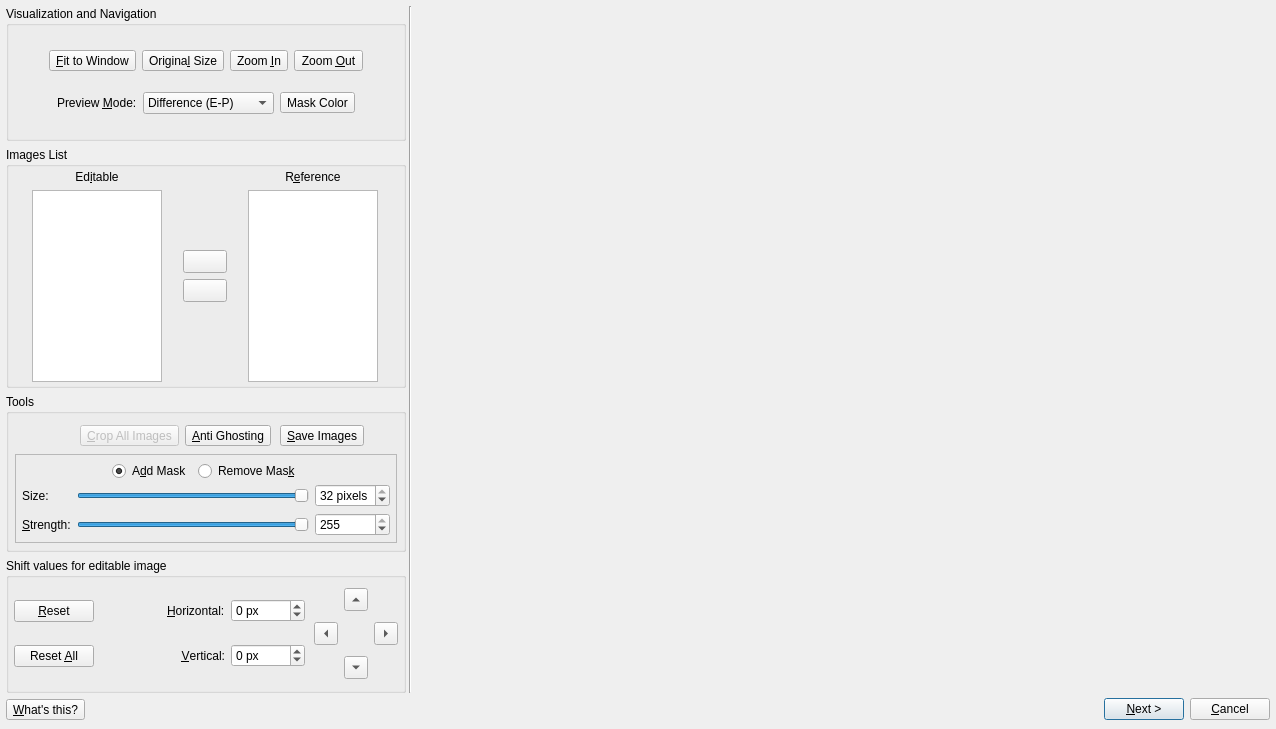
Qt form forms/EditingTools.ui (LuminanceHDR/LuminanceHDR) before a commit.
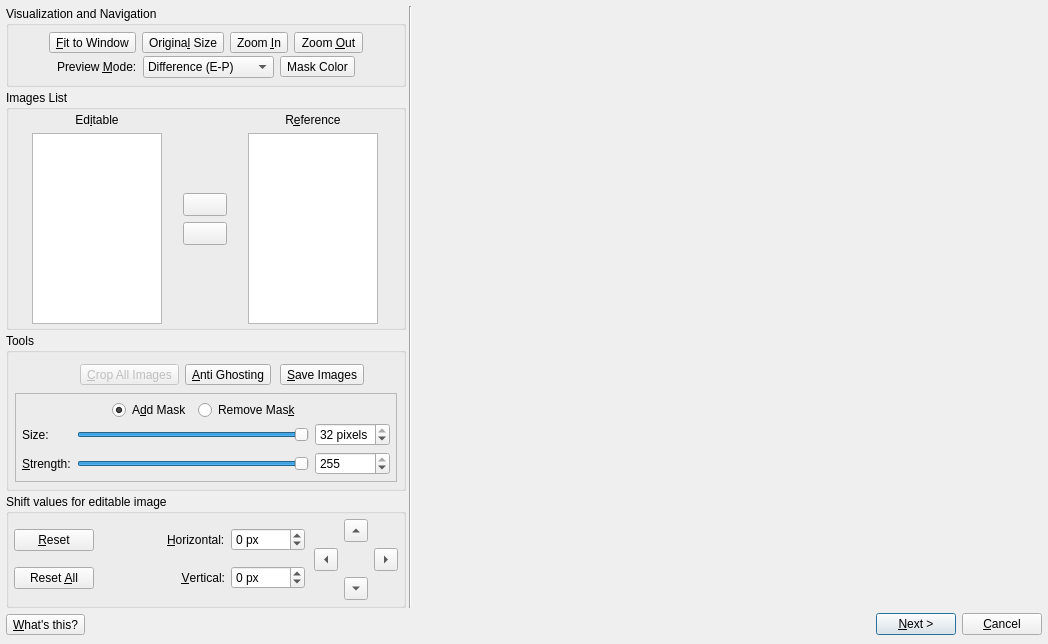
The same form after that commit. Icons and pictures are not drawn.

What changed in the file:
```diff
--- a/forms/EditingTools.ui
+++ b/forms/EditingTools.ui
@@ -4,18 +4,16 @@
   <property name="windowModality" >
    <enum>Qt::ApplicationModal</enum>
   </property>
-  <property name="geometry" >
+  <property name="geometry">
    <rect>
     <x>0</x>
     <y>0</y>
-    <width>1276</width>
-    <height>729</height>
+    <width>1048</width>
+    <height>644</height>
    </rect>
   </property>
-  <property name="sizePolicy" >
-   <sizepolicy>
-    <hsizetype>3</hsizetype>
-    <vsizetype>5</vsizetype>
+  <property name="sizePolicy">
+   <sizepolicy hsizetype="MinimumExpanding" vsizetype="Preferred">
     <horstretch>0</horstretch>
     <verstretch>0</verstretch>
    </sizepolicy>
@@ -36,20 +34,15 @@
    <property name="spacing" >
     <number>3</number>
    </property>
-   <item row="0" column="0" >
-    <layout class="QVBoxLayout" >
-     <property name="margin" >
+   <item row="0" column="0">
+    <layout class="QGridLayout" name="gridLayout">
+     <property name="margin">
       <number>0</number>
      </property>
-     <property name="spacing" >
-      <number>6</number>
-     </property>
-     <item>
-      <widget class="QGroupBox" name="visualizationGroupBox" >
-       <property name="sizePolicy" >
-        <sizepolicy>
-         <hsizetype>0</hsizetype>
-         <vsizetype>5</vsizetype>
+     <item row="0" column="0">
+      <widget class="QGroupBox" name="visualizationGroupBox">
+       <property name="sizePolicy">
+        <sizepolicy hsizetype="Fixed" vsizetype="Preferred">
          <horstretch>0</horstretch>
          <verstretch>0</verstretch>
         </sizepolicy>
@@ -63,21 +56,21 @@
        <property name="title" >
         <string>Visualization and Navigation</string>
        </property>
-       <layout class="QVBoxLayout" >
-        <property name="margin" >
-         <number>6</number>
-        </property>
-        <property name="spacing" >
+       <layout class="QVBoxLayout">
+        <property name="spacing">
          <number>3</number>
         </property>
+        <property name="margin">
+         <number>6</number>
+        </property>
         <item>
-         <layout class="QHBoxLayout" >
-          <property name="margin" >
-           <number>0</number>
-          </property>
-          <property name="spacing" >
+         <layout class="QHBoxLayout">
+          <property name="spacing">
            <number>6</number>
           </property>
+          <property name="margin">
+           <number>0</number>
+          </property>
           <item>
            <spacer>
             <property name="orientation" >
@@ -92,8 +85,8 @@
            </spacer>
           </item>
           <item>
-           <widget class="QToolButton" name="fitButton" >
-            <property name="toolTip" >
+           <widget class="QToolButton" name="fitButton">
+            <property name="toolTip">
              <string>Fit to window</string>
             </property>
             <property name="text" >
@@ -114,8 +107,8 @@
            </widget>
           </item>
           <item>
-           <widget class="QToolButton" name="origSizeButton" >
-            <property name="toolTip" >
+           <widget class="QToolButton" name="origSizeButton">
+            <property name="toolTip">
              <string>Original size</string>
             </property>
             <property name="text" >
@@ -133,8 +126,8 @@
            </widget>
           </item>
           <item>
-           <widget class="QToolButton" name="zoomInButton" >
-            <property name="toolTip" >
+           <widget class="QToolButton" name="zoomInButton">
+            <property name="toolTip">
              <string>Zoom In</string>
             </property>
             <property name="text" >
@@ -152,8 +145,8 @@
            </widget>
           </item>
           <item>
-           <widget class="QToolButton" name="zoomOutButton" >
-            <property name="toolTip" >
+           <widget class="QToolButton" name="zoomOutButton">
+            <property name="toolTip">
              <string>Zoom Out</string>
             </property>
             <property name="text" >
@@ -186,13 +179,13 @@
          </layout>
         </item>
         <item>
-         <layout class="QHBoxLayout" >
-          <property name="margin" >
-           <number>0</number>
-          </property>
-          <property name="spacing" >
+         <layout class="QHBoxLayout">
+          <property name="spacing">
            <number>6</number>
           </property>
+          <property name="margin">
+           <number>0</number>
+          </property>
           <item>
            <spacer>
             <property name="orientation" >
@@ -207,8 +200,8 @@
            </spacer>
           </item>
           <item>
-           <widget class="QLabel" name="label_7" >
-            <property name="text" >
+           <widget class="QLabel" name="label_7">
+            <property name="text">
              <string>Preview &amp;Mode:</string>
             </property>
             <property name="buddy" >
@@ -217,7 +210,7 @@
            </widget>
           </item>
           <item>
-           <widget class="QComboBox" name="blendModeCB" >
+           <widget class="QComboBox" name="blendModeCB">
             <item>
              <property name="text" >
               <string>Difference (E-P)</string>
@@ -246,8 +239,8 @@
            </widget>
           </item>
           <item>
-           <widget class="QToolButton" name="maskColorButton" >
-            <property name="autoFillBackground" >
+           <widget class="QToolButton" name="maskColorButton">
+            <property name="autoFillBackground">
              <bool>true</bool>
             </property>
             <property name="text" >
@@ -273,12 +266,10 @@
        </layout>
       </widget>
      </item>
-     <item>
-      <widget class="QGroupBox" name="listsGroupBox" >
-       <property name="sizePolicy" >
-        <sizepolicy>
-         <hsizetype>0</hsizetype>
-         <vsizetype>4</vsizetype>
+     <item row="1" column="0">
+      <widget class="QGroupBox" name="listsGroupBox">
+       <property name="sizePolicy">
+        <sizepolicy hsizetype="Fixed" vsizetype="Maximum">
          <horstretch>0</horstretch>
          <verstretch>0</verstretch>
         </sizepolicy>
@@ -292,24 +283,24 @@
        <property name="title" >
         <string>Images List</string>
        </property>
-       <layout class="QHBoxLayout" >
-        <property name="margin" >
-         <number>3</number>
-        </property>
-        <property name="spacing" >
+       <layout class="QHBoxLayout">
+        <property name="spacing">
          <number>1</number>
         </property>
+        <property name="margin">
+         <number>3</number>
+        </property>
         <item>
-         <layout class="QVBoxLayout" >
-          <property name="margin" >
-           <number>0</number>
-          </property>
-          <property name="spacing" >
+         <layout class="QVBoxLayout">
+          <property name="spacing">
            <number>6</number>
           </property>
+          <property name="margin">
+           <number>0</number>
+          </property>
           <item>
-           <widget class="QLabel" name="label" >
-            <property name="text" >
+           <widget class="QLabel" name="label">
+            <property name="text">
              <string>Ed&amp;itable</string>
             </property>
             <property name="alignment" >
@@ -321,11 +312,9 @@
            </widget>
           </item>
           <item>
-           <widget class="QListWidget" name="movableListWidget" >
-            <property name="sizePolicy" >
-             <sizepolicy>
-              <hsizetype>7</hsizetype>
-              <vsizetype>7</vsizetype>
+           <widget class="QListWidget" name="movableListWidget">
+            <property name="sizePolicy">
+             <sizepolicy hsizetype="Expanding" vsizetype="Expanding">
               <horstretch>0</horstretch>
               <verstretch>0</verstretch>
              </sizepolicy>
@@ -351,13 +340,13 @@
          </layout>
         </item>
         <item>
-         <layout class="QVBoxLayout" >
-          <property name="margin" >
-           <number>0</number>
-          </property>
-          <property name="spacing" >
+         <layout class="QVBoxLayout">
+          <property name="spacing">
            <number>6</number>
           </property>
+          <property name="margin">
+           <number>0</number>
+          </property>
           <item>
            <spacer>
             <property name="orientation" >
@@ -372,8 +361,8 @@
            </spacer>
           </item>
           <item>
-           <widget class="QToolButton" name="prevBothButton" >
-            <property name="minimumSize" >
+           <widget class="QToolButton" name="prevBothButton">
+            <property name="minimumSize">
              <size>
               <width>44</width>
               <height>0</height>
@@ -391,8 +380,8 @@
            </widget>
           </item>
           <item>
-           <widget class="QToolButton" name="nextBothButton" >
-            <property name="minimumSize" >
+           <widget class="QToolButton" name="nextBothButton">
+            <property name="minimumSize">
              <size>
               <width>44</width>
               <height>0</height>
@@ -425,16 +414,16 @@
          </layout>
         </item>
         <item>
-         <layout class="QVBoxLayout" >
-          <property name="margin" >
-           <number>0</number>
-          </property>
-          <property name="spacing" >
+         <layout class="QVBoxLayout">
+          <property name="spacing">
            <number>6</number>
           </property>
+          <property name="margin">
+           <number>0</number>
+          </property>
           <item>
-           <widget class="QLabel" name="label_reference_list" >
-            <property name="text" >
+           <widget class="QLabel" name="label_reference_list">
+            <property name="text">
              <string>R&amp;eference</string>
             </property>
             <property name="alignment" >
@@ -446,11 +435,9 @@
            </widget>
           </item>
           <item>
-           <widget class="QListWidget" name="referenceListWidget" >
-            <property name="sizePolicy" >
-             <sizepolicy>
-              <hsizetype>7</hsizetype>
-              <vsizetype>7</vsizetype>
+           <widget class="QListWidget" name="referenceListWidget">
+            <property name="sizePolicy">
+             <sizepolicy hsizetype="Expanding" vsizetype="Expanding">
               <horstretch>0</horstretch>
               <verstretch>0</verstretch>
              </sizepolicy>
@@ -477,9 +464,9 @@
        </layout>
       </widget>
      </item>
-     <item>
-      <widget class="QGroupBox" name="toolsGroupBox" >
-       <property name="maximumSize" >
+     <item row="2" column="0">
+      <widget class="QGroupBox" name="toolsGroupBox">
+       <property name="maximumSize">
         <size>
          <width>400</width>
          <height>16777215</height>
@@ -488,21 +475,21 @@
        <property name="title" >
         <string>Tools</string>
        </property>
-       <layout class="QVBoxLayout" >
-        <property name="margin" >
-         <number>6</number>
-        </property>
-        <property name="spacing" >
+       <layout class="QVBoxLayout">
+        <property name="spacing">
          <number>3</number>
         </property>
+        <property name="margin">
+         <number>6</number>
+        </property>
         <item>
-         <layout class="QHBoxLayout" >
-          <property name="margin" >
-           <number>0</number>
-          </property>
-          <property name="spacing" >
+         <layout class="QHBoxLayout">
+          <property name="spacing">
            <number>6</number>
           </property>
+          <property name="margin">
+           <number>0</number>
+          </property>
           <item>
            <spacer>
             <property name="orientation" >
@@ -517,8 +504,8 @@
            </spacer>
           </item>
           <item>
-           <widget class="QToolButton" name="cropButton" >
-            <property name="enabled" >
+           <widget class="QToolButton" name="cropButton">
+            <property name="enabled">
              <bool>false</bool>
             </property>
             <property name="toolTip" >
@@ -558,8 +545,8 @@
            </spacer>
           </item>
           <item>
-           <widget class="QToolButton" name="antighostToolButton" >
-            <property name="text" >
+           <widget class="QToolButton" name="antighostToolButton">
+            <property name="text">
              <string>&amp;Anti Ghosting</string>
             </property>
             <property name="icon" >
@@ -590,8 +577,8 @@
            </spacer>
           </item>
           <item>
-           <widget class="QToolButton" name="saveImagesButton" >
-            <property name="text" >
+           <widget class="QToolButton" name="saveImagesButton">
+            <property name="text">
              <string>&amp;Save Images</string>
             </property>
             <property name="icon" >
@@ -624,28 +611,28 @@
          </layout>
         </item>
         <item>
-         <widget class="QFrame" name="toolOptionsFrame" >
-          <property name="frameShape" >
+         <widget class="QFrame" name="toolOptionsFrame">
+          <property name="frameShape">
            <enum>QFrame::StyledPanel</enum>
           </property>
           <property name="frameShadow" >
            <enum>QFrame::Raised</enum>
           </property>
-          <layout class="QVBoxLayout" >
-           <property name="margin" >
-            <number>6</number>
-           </property>
-           <property name="spacing" >
+          <layout class="QVBoxLayout">
+           <property name="spacing">
             <number>3</number>
            </property>
+           <property name="margin">
+            <number>6</number>
+           </property>
            <item>
-            <layout class="QHBoxLayout" >
-             <property name="margin" >
-              <number>0</number>
-             </property>
-             <property name="spacing" >
+            <layout class="QHBoxLayout">
+             <property name="spacing">
               <number>6</number>
              </property>
+             <property name="margin">
+              <number>0</number>
+             </property>
              <item>
               <spacer>
                <property name="orientation" >
@@ -660,8 +647,8 @@
               </spacer>
              </item>
              <item>
-              <widget class="QRadioButton" name="addMaskRadioButton" >
-               <property name="text" >
+              <widget class="QRadioButton" name="addMaskRadioButton">
+               <property name="text">
                 <string>A&amp;dd Mask</string>
                </property>
                <property name="checked" >
@@ -670,8 +657,8 @@
               </widget>
              </item>
              <item>
-              <widget class="QRadioButton" name="removeMaskRadioButton" >
-               <property name="text" >
+              <widget class="QRadioButton" name="removeMaskRadioButton">
+               <property name="text">
                 <string>Remove Mas&amp;k</string>
                </property>
               </widget>
@@ -692,16 +679,16 @@
             </layout>
            </item>
            <item>
-            <layout class="QGridLayout" >
-             <property name="margin" >
+            <layout class="QGridLayout">
+             <property name="margin">
               <number>0</number>
              </property>
-             <property name="spacing" >
+             <property name="spacing">
               <number>6</number>
              </property>
-             <item row="0" column="1" >
-              <widget class="QSlider" name="agBrushSizeQSlider" >
-               <property name="minimum" >
+             <item row="0" column="1">
+              <widget class="QSlider" name="agBrushSizeQSlider">
+               <property name="minimum">
                 <number>1</number>
                </property>
                <property name="maximum" >
@@ -715,29 +702,29 @@
                </property>
               </widget>
              </item>
-             <item row="1" column="2" >
-              <widget class="QSpinBox" name="agBrushStrengthQSpinbox" >
-               <property name="maximum" >
-                <number>255</number>
-               </property>
-               <property name="minimum" >
+             <item row="1" column="2">
+              <widget class="QSpinBox" name="agBrushStrengthQSpinbox">
+               <property name="minimum">
                 <number>1</number>
                </property>
-               <property name="value" >
+               <property name="maximum">
+                <number>255</number>
+               </property>
+               <property name="value">
                 <number>255</number>
                </property>
               </widget>
              </item>
-             <item row="0" column="0" >
-              <widget class="QLabel" name="labelBrushSize" >
-               <property name="text" >
+             <item row="0" column="0">
+              <widget class="QLabel" name="labelBrushSize">
+               <property name="text">
                 <string>Size:</string>
                </property>
               </widget>
              </item>
-             <item row="1" column="1" >
-              <widget class="QSlider" name="agBrushStrengthQSlider" >
-               <property name="minimum" >
+             <item row="1" column="1">
+              <widget class="QSlider" name="agBrushStrengthQSlider">
+               <property name="minimum">
                 <number>1</number>
                </property>
                <property name="maximum" >
@@ -751,25 +738,25 @@
                </property>
               </widget>
              </item>
-             <item row="0" column="2" >
-              <widget class="QSpinBox" name="agBrushSizeQSpinbox" >
-               <property name="suffix" >
+             <item row="0" column="2">
+              <widget class="QSpinBox" name="agBrushSizeQSpinbox">
+               <property name="suffix">
                 <string> pixels</string>
                </property>
-               <property name="maximum" >
-                <number>32</number>
-               </property>
-               <property name="minimum" >
+               <property name="minimum">
                 <number>1</number>
                </property>
-               <property name="value" >
+               <property name="maximum">
+                <number>32</number>
+               </property>
+               <property name="value">
                 <number>32</number>
                </property>
               </widget>
              </item>
-             <item row="1" column="0" >
-              <widget class="QLabel" name="labelBrushStrength" >
-               <property name="text" >
+             <item row="1" column="0">
+              <widget class="QLabel" name="labelBrushStrength">
+               <property name="text">
                 <string>&amp;Strength:</string>
                </property>
                <property name="buddy" >
@@ -785,12 +772,10 @@
        </layout>
       </widget>
      </item>
-     <item>
-      <widget class="QGroupBox" name="correctionsGroupBox" >
-       <property name="sizePolicy" >
-        <sizepolicy>
-         <hsizetype>0</hsizetype>
-         <vsizetype>5</vsizetype>
+     <item row="3" column="0">
+      <widget class="QGroupBox" name="correctionsGroupBox">
+       <property name="sizePolicy">
+        <sizepolicy hsizetype="Fixed" vsizetype="Preferred">
          <horstretch>0</horstretch>
          <verstretch>0</verstretch>
         </sizepolicy>
@@ -816,24 +801,24 @@
        <property name="title" >
         <string>Shift values for editable image</string>
        </property>
-       <layout class="QHBoxLayout" >
-        <property name="margin" >
-         <number>5</number>
-        </property>
-        <property name="spacing" >
+       <layout class="QHBoxLayout">
+        <property name="spacing">
          <number>9</number>
         </property>
+        <property name="margin">
+         <number>5</number>
+        </property>
         <item>
-         <layout class="QVBoxLayout" >
-          <property name="margin" >
-           <number>0</number>
-          </property>
-          <property name="spacing" >
+         <layout class="QVBoxLayout">
+          <property name="spacing">
            <number>6</number>
           </property>
+          <property name="margin">
+           <number>0</number>
+          </property>
           <item>
-           <widget class="QPushButton" name="resetButton" >
-            <property name="toolTip" >
+           <widget class="QPushButton" name="resetButton">
+            <property name="toolTip">
              <string>Reset the shift values for the currently selected movable image</string>
             </property>
             <property name="text" >
@@ -842,8 +827,8 @@
            </widget>
           </item>
           <item>
-           <widget class="QPushButton" name="resetAllButton" >
-            <property name="toolTip" >
+           <widget class="QPushButton" name="resetAllButton">
+            <property name="toolTip">
              <string>Reset the shift values for all the images</string>
             </property>
             <property name="text" >
@@ -867,16 +852,16 @@
          </spacer>
         </item>
         <item>
-         <layout class="QGridLayout" >
-          <property name="margin" >
+         <layout class="QGridLayout">
+          <property name="margin">
            <number>0</number>
           </property>
           <property name="spacing" >
            <number>6</number>
           </property>
-          <item row="0" column="0" >
-           <widget class="QLabel" name="label_3" >
-            <property name="text" >
+          <item row="0" column="0">
+           <widget class="QLabel" name="label_3">
+            <property name="text">
              <string>&amp;Horizontal:</string>
             </property>
             <property name="buddy" >
@@ -884,9 +869,9 @@
             </property>
            </widget>
           </item>
-          <item row="1" column="0" >
-           <widget class="QLabel" name="label_4" >
-            <property name="layoutDirection" >
+          <item row="1" column="0">
+           <widget class="QLabel" name="label_4">
+            <property name="layoutDirection">
              <enum>Qt::LeftToRight</enum>
             </property>
             <property name="text" >
@@ -900,51 +885,51 @@
             </property>
            </widget>
           </item>
-          <item row="0" column="1" >
-           <widget class="QSpinBox" name="horizShiftSB" >
-            <property name="toolTip" >
+          <item row="0" column="1">
+           <widget class="QSpinBox" name="horizShiftSB">
+            <property name="toolTip">
              <string>Insert an horizontal shift value for the currently selected movable image</string>
             </property>
             <property name="suffix" >
              <string> px</string>
             </property>
-            <property name="maximum" >
-             <number>9000</number>
-            </property>
-            <property name="minimum" >
+            <property name="minimum">
              <number>-9000</number>
             </property>
+            <property name="maximum">
+             <number>9000</number>
+            </property>
            </widget>
           </item>
-          <item row="1" column="1" >
-           <widget class="QSpinBox" name="vertShiftSB" >
-            <property name="toolTip" >
+          <item row="1" column="1">
+           <widget class="QSpinBox" name="vertShiftSB">
+            <property name="toolTip">
              <string>Insert a vertical shift value for the currently selected movable image</string>
             </property>
             <property name="suffix" >
              <string> px</string>
             </property>
-            <property name="maximum" >
-             <number>9000</number>
-            </property>
-            <property name="minimum" >
+            <property name="minimum">
              <number>-9000</number>
             </property>
+            <property name="maximum">
+             <number>9000</number>
+            </property>
            </widget>
           </item>
          </layout>
         </item>
         <item>
-         <layout class="QGridLayout" >
-          <property name="margin" >
+         <layout class="QGridLayout">
+          <property name="margin">
            <number>0</number>
           </property>
           <property name="spacing" >
            <number>6</number>
           </property>
-          <item row="0" column="1" >
-           <widget class="QToolButton" name="upToolButton" >
-            <property name="toolTip" >
+          <item row="0" column="1">
+           <widget class="QToolButton" name="upToolButton">
+            <property name="toolTip">
              <string>Move up of 1 pixel the currently selected movable image</string>
             </property>
             <property name="autoRepeat" >
@@ -955,9 +940,9 @@
             </property>
            </widget>
           </item>
-          <item row="2" column="1" >
-           <widget class="QToolButton" name="downToolButton" >
-            <property name="toolTip" >
+          <item row="2" column="1">
+           <widget class="QToolButton" name="downToolButton">
+            <property name="toolTip">
              <string>Move down of 1 pixel the currently selected movable image</string>
             </property>
             <property name="autoRepeat" >
@@ -968,9 +953,9 @@
             </property>
            </widget>
           </item>
-          <item row="1" column="2" >
-           <widget class="QToolButton" name="rightToolButton" >
-            <property name="toolTip" >
+          <item row="1" column="2">
+           <widget class="QToolButton" name="rightToolButton">
+            <property name="toolTip">
              <string>Move right of 1 pixel the currently selected movable image</string>
             </property>
             <property name="autoRepeat" >
@@ -981,9 +966,9 @@
             </property>
            </widget>
           </item>
-          <item row="1" column="0" >
-           <widget class="QToolButton" name="leftToolButton" >
-            <property name="toolTip" >
+          <item row="1" column="0">
+           <widget class="QToolButton" name="leftToolButton">
+            <property name="toolTip">
              <string>Move left of 1 pixel the currently selected movable image</string>
             </property>
             <property name="autoRepeat" >
@@ -1008,17 +993,17 @@
      </property>
     </widget>
    </item>
-   <item row="1" column="0" colspan="3" >
-    <layout class="QHBoxLayout" >
-     <property name="margin" >
-      <number>0</number>
-     </property>
-     <property name="spacing" >
+   <item row="1" column="0" colspan="3">
+    <layout class="QHBoxLayout">
+     <property name="spacing">
       <number>6</number>
      </property>
+     <property name="margin">
+      <number>0</number>
+     </property>
      <item>
-      <widget class="QToolButton" name="whatsThisButton" >
-       <property name="toolTip" >
+      <widget class="QToolButton" name="whatsThisButton">
+       <property name="toolTip">
         <string>Get information about the graphical elements</string>
        </property>
        <property name="text" >
@@ -1052,9 +1037,9 @@
       </spacer>
      </item>
      <item>
-      <widget class="QPushButton" name="Next_Finishbutton" >
-       <property name="text" >
-        <string>&amp;Next ></string>
+      <widget class="QPushButton" name="Next_Finishbutton">
+       <property name="text">
+        <string>&amp;Next &gt;</string>
        </property>
        <property name="default" >
         <bool>true</bool>
@@ -1062,20 +1047,18 @@
       </widget>
      </item>
      <item>
-      <widget class="QPushButton" name="cancelbutton" >
-       <property name="text" >
+      <widget class="QPushButton" name="cancelbutton">
+       <property name="text">
         <string>&amp;Cancel</string>
        </property>
       </widget>
      </item>
     </layout>
    </item>
-   <item row="0" column="2" >
-    <widget class="QFrame" name="previewImageFrame" >
-     <property name="sizePolicy" >
-      <sizepolicy>
-       <hsizetype>3</hsizetype>
-       <vsizetype>13</vsizetype>
+   <item row="0" column="2">
+    <widget class="QFrame" name="previewImageFrame">
+     <property name="sizePolicy">
+      <sizepolicy hsizetype="MinimumExpanding" vsizetype="Ignored">
        <horstretch>0</horstretch>
        <verstretch>0</verstretch>
       </sizepolicy>
```
Left out of the diff: 362 changed lines with no effect on the pictures.
